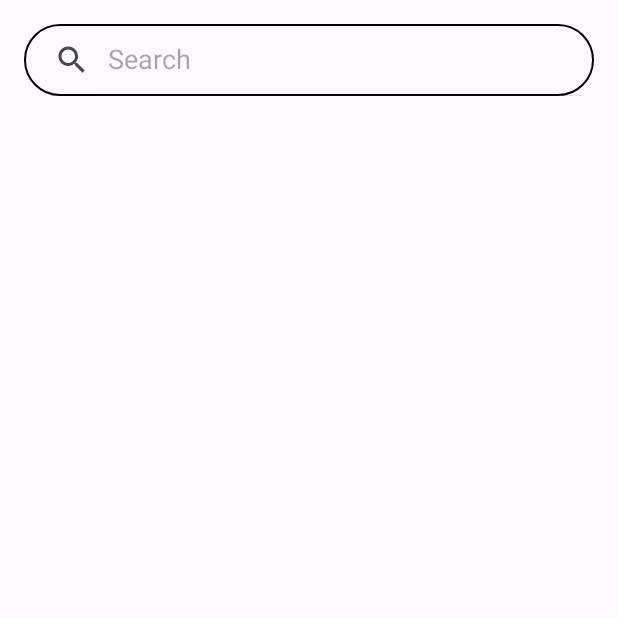
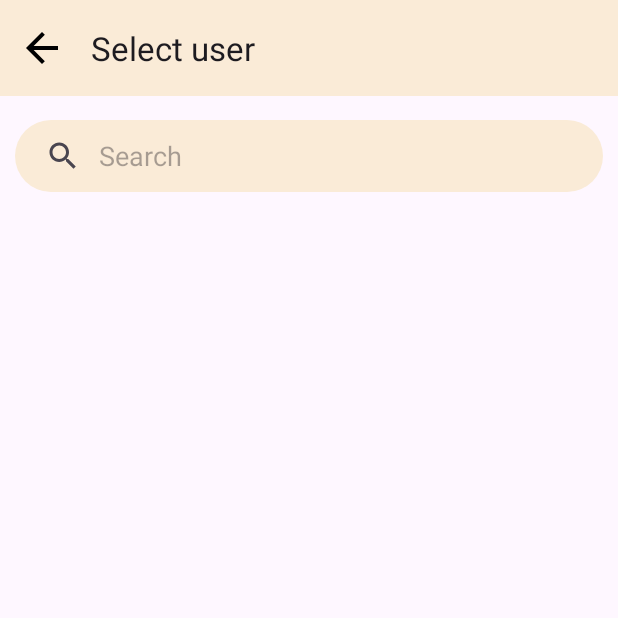
Before and after one commit to Gevindu-Piyumal/Chat-Application-Kotlin, an Android app: the NewMessageActivity screen opened directly, with no data from a screen before it, on a phone screen of 412 x 824 dp, the top half of it. Run offline under Robolectric (Android 15) with nearby library versions, the phone set to English and light mode, and no system bars; our stand-ins replace CircleImageView, Firebase (no records; nobody signed in at launch, a user with empty details on screens opened directly), Picasso; libraries missing offline, so code that uses them is left out: com.xwray.groupie; 3 statements that could not run were skipped.

Commit message:
New Message layout done

```diff
--- a/app/src/main/java/com/sender/messages/LatestMessagesActivity.kt
+++ b/app/src/main/java/com/sender/messages/LatestMessagesActivity.kt
@@ -34,7 +34,6 @@ class LatestMessagesActivity : AppCompatActivity(){
     override fun onCreate(savedInstanceState: Bundle?) {
         super.onCreate(savedInstanceState)
         setContentView(R.layout.activity_latest_messages)
-
 
         latestMessageTopAppBar.setOnMenuItemClickListener { menuItem ->
             when (menuItem.itemId) {
--- a/app/src/main/java/com/sender/messages/NewMessageActivity.kt
+++ b/app/src/main/java/com/sender/messages/NewMessageActivity.kt
@@ -23,24 +23,26 @@ import com.xwray.groupie.GroupAdapter
 import com.xwray.groupie.Item
 import com.xwray.groupie.ViewHolder
 import de.hdodenhof.circleimageview.CircleImageView
+import kotlinx.android.synthetic.main.activity_new_message.*
 
 class NewMessageActivity : AppCompatActivity() {
 
     private lateinit var search:androidx.appcompat.widget.SearchView
     private lateinit var newMessageRecyclerView: RecyclerView
+
     override fun onCreate(savedInstanceState: Bundle?) {
         super.onCreate(savedInstanceState)
         setContentView(R.layout.activity_new_message)
+
+        newMessageTopAppBar.setNavigationOnClickListener {
+            supportNavigateUpTo(Intent(this,LatestMessagesActivity::class.java))
+        }
 
         search = findViewById(R.id.search_searchView_newMessage)
         newMessageRecyclerView = findViewById(R.id.recyclerView_newMessage)
         newMessageRecyclerView.addItemDecoration(DividerItemDecoration(this, DividerItemDecoration.VERTICAL))
         search.clearFocus()
 
-        supportActionBar?.title = "Select User"
-
-//        val adapter = GroupAdapter<ViewHolder>()
-//        newMessageRecyclerView.adapter=adapter
         search.setOnQueryTextListener(object : androidx.appcompat.widget.SearchView.OnQueryTextListener{
             override fun onQueryTextSubmit(query: String?): Boolean {
                 searchText(query)
--- /dev/null
+++ b/app/src/main/res/drawable/ic_arrow_back_black_48dp.xml
@@ -0,0 +1,10 @@
+<vector xmlns:android="http://schemas.android.com/apk/res/android"
+    android:width="32dp"
+    android:height="32dp"
+    android:viewportWidth="24"
+    android:viewportHeight="24"
+    android:tint="?attr/colorOnPrimary">
+  <path
+      android:pathData="M20,11H7.83l5.59,-5.59L12,4l-8,8 8,8 1.41,-1.41L7.83,13H20v-2z"
+      android:fillColor="#000000"/>
+</vector>
--- a/app/src/main/res/drawable/searchview_background.xml
+++ b/app/src/main/res/drawable/searchview_background.xml
@@ -1,8 +1,5 @@
 <?xml version="1.0" encoding="utf-8"?>
 <shape xmlns:android="http://schemas.android.com/apk/res/android">
-    <corners
-        android:radius="25dp"/>
-    <stroke
-        android:color="@color/black"
-        android:width="1dp"/>
+    <corners android:radius="25dp" />
+    <solid android:color="?attr/colorPrimary" />
 </shape>
--- a/app/src/main/res/layout/activity_latest_messages.xml
+++ b/app/src/main/res/layout/activity_latest_messages.xml
@@ -23,7 +23,7 @@
             android:layout_height="?attr/actionBarSize"
             app:menu="@menu/latest_message_nav_menu"
             app:navigationIcon="@drawable/ic_sender_logo_new"
-            android:layout_marginHorizontal="10dp"
+
             />
     </com.google.android.material.appbar.AppBarLayout>
 
@@ -43,14 +43,13 @@
         android:id="@+id/new_chat_fab_latest_message"
         android:layout_width="wrap_content"
         android:layout_height="wrap_content"
-        android:layout_marginEnd="32dp"
-        android:layout_marginBottom="32dp"
+        android:layout_marginEnd="24dp"
+        android:layout_marginBottom="24dp"
+        android:backgroundTint="@color/white"
         android:clickable="true"
-        app:layout_constraintBottom_toBottomOf="parent"
-        app:layout_constraintEnd_toEndOf="parent"
-        android:backgroundTint="@color/white"
         android:text="New Chat"
         app:icon="@drawable/ic_message_black_48dp"
-         />
+        app:layout_constraintBottom_toBottomOf="parent"
+        app:layout_constraintEnd_toEndOf="parent" />
 
 </androidx.constraintlayout.widget.ConstraintLayout>
--- a/app/src/main/res/layout/activity_new_message.xml
+++ b/app/src/main/res/layout/activity_new_message.xml
@@ -6,21 +6,40 @@
     android:layout_height="match_parent"
     tools:context=".messages.NewMessageActivity">
 
+    <com.google.android.material.appbar.AppBarLayout
+        android:id="@+id/appBarLayout2"
+        android:layout_width="match_parent"
+        android:layout_height="wrap_content"
+        android:backgroundTint="?attr/colorPrimary"
+        android:fitsSystemWindows="true"
+        app:layout_constraintEnd_toEndOf="parent"
+        app:layout_constraintStart_toStartOf="parent"
+        app:layout_constraintTop_toTopOf="parent">
+
+        <com.google.android.material.appbar.MaterialToolbar
+            android:id="@+id/newMessageTopAppBar"
+            android:layout_width="match_parent"
+            android:layout_height="?attr/actionBarSize"
+            app:title="Select user"
+            app:titleMarginStart="5dp"
+            app:navigationIcon="@drawable/ic_arrow_back_black_48dp"
+            />
+    </com.google.android.material.appbar.AppBarLayout>
+
     <androidx.appcompat.widget.SearchView
         android:id="@+id/search_searchView_newMessage"
         android:layout_width="match_parent"
         android:layout_height="wrap_content"
-        android:layout_marginStart="16dp"
+        android:layout_marginStart="10dp"
         android:layout_marginTop="16dp"
-        android:layout_marginEnd="16dp"
+        android:layout_marginEnd="10dp"
+        android:background="@drawable/searchview_background"
         app:iconifiedByDefault="false"
-        app:queryHint="Search"
         app:layout_constraintEnd_toEndOf="parent"
-        app:layout_constraintHorizontal_bias="0.0"
         app:layout_constraintStart_toStartOf="parent"
-        app:layout_constraintTop_toTopOf="parent"
-        android:background="@drawable/searchview_background"
-        android:queryBackground="@android:color/transparent"/>
+        app:layout_constraintTop_toBottomOf="@+id/appBarLayout2"
+        app:queryBackground="@null"
+        app:queryHint="Search" />
 
     <androidx.recyclerview.widget.RecyclerView
         android:id="@+id/recyclerView_newMessage"
--- a/app/src/main/res/layout/latest_message_row.xml
+++ b/app/src/main/res/layout/latest_message_row.xml
@@ -35,6 +35,7 @@
         android:id="@+id/message_textview_latestMessageRow"
         android:layout_width="0dp"
         android:layout_height="wrap_content"
+        android:maxHeight="60dp"
         android:layout_marginStart="16dp"
         android:layout_marginTop="8dp"
         android:layout_marginEnd="16dp"
--- a/app/src/main/res/layout/user_row_new_message.xml
+++ b/app/src/main/res/layout/user_row_new_message.xml
@@ -12,7 +12,6 @@
         android:layout_height="80dp"
         android:layout_marginStart="16dp"
         android:src="@mipmap/ic_launcher"
-        app:civ_border_width="1dp"
         app:layout_constraintBottom_toBottomOf="parent"
         app:layout_constraintStart_toStartOf="parent"
         app:layout_constraintTop_toTopOf="parent"
@@ -22,6 +21,7 @@
         android:id="@+id/username_textview_userRowNewMessage"
         android:layout_width="0dp"
         android:layout_height="wrap_content"
+        android:maxHeight="50dp"
         android:layout_marginStart="24dp"
         android:textColor="@color/black"
         android:textAppearance="@style/TextAppearance.Material3.BodyLarge"
--- a/app/src/main/res/values-night/themes.xml
+++ b/app/src/main/res/values-night/themes.xml
@@ -10,7 +10,7 @@
         <item name="colorSecondaryVariant">@color/teal_200</item>
         <item name="colorOnSecondary">@color/black</item>
         <!-- Status bar color. -->
-        <item name="android:statusBarColor" tools:targetApi="l">?attr/colorPrimaryVariant</item>
+<!--        <item name="android:statusBarColor" tools:targetApi="l">?attr/colorPrimaryVariant</item>-->
         <!-- Customize your theme here. -->
     </style>
 </resources>
```
